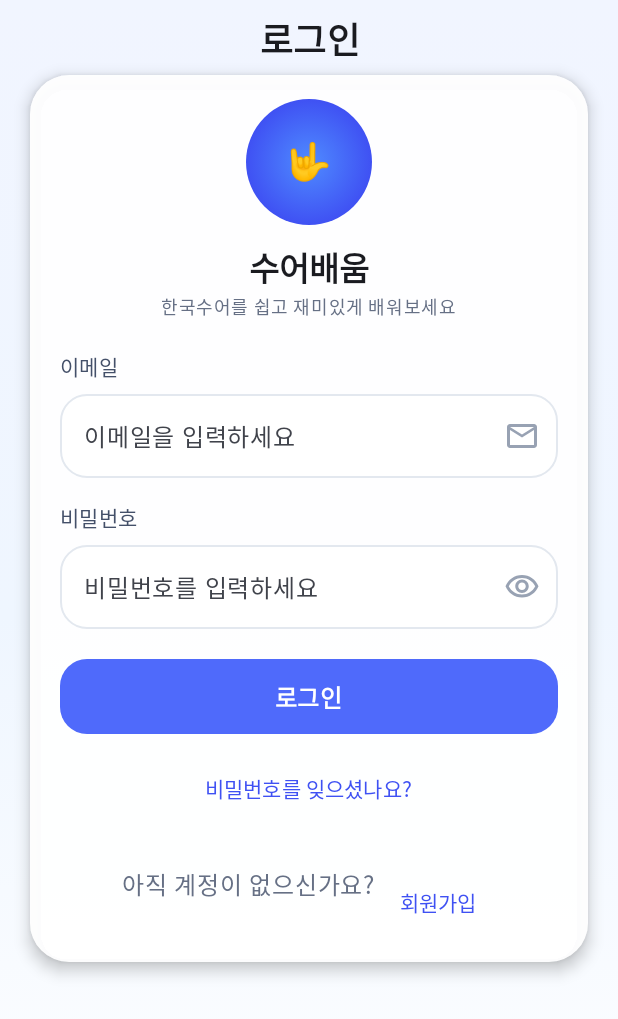
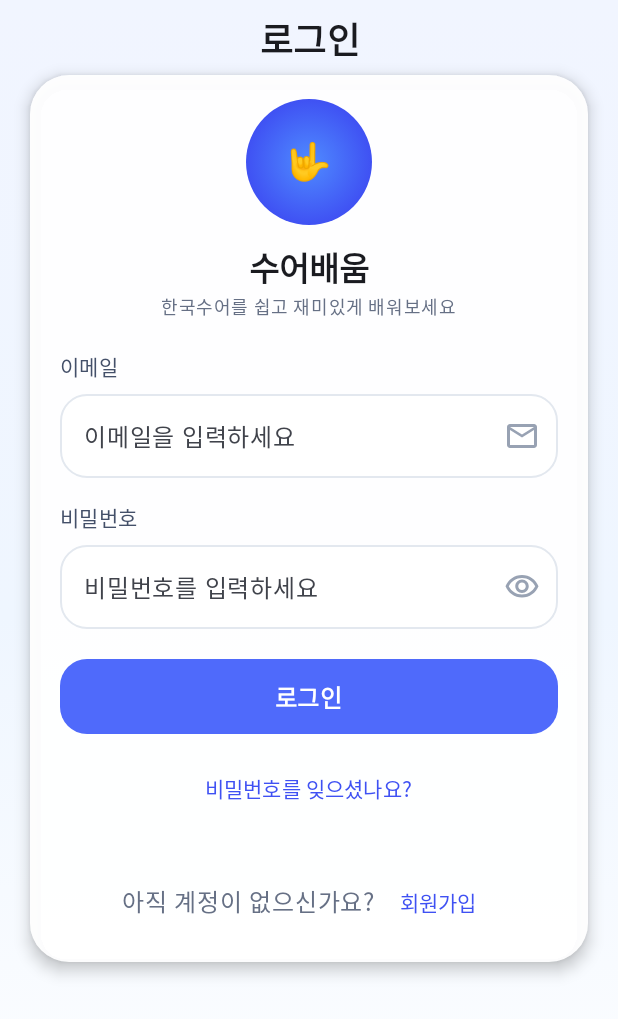
Before and after one commit to sugyo-pjt/SuGyo, an Android app built with Jetpack Compose: the screen it shows after launch (MainActivity), on a phone screen of 412 x 824 dp. Shown: the top 1019 px of the screen. Run offline under Robolectric (Android 15) with nearby library versions, the phone set to English and light mode, and no system bars.

Commit message:
[Fix] 로그인 화면 하단 네브바 숨김, ui 개선
- 하단 네브바 숨김
- 회원가입 버튼 베이스라인 정렬

```diff
--- a/app/src/main/java/com/ssafy/a602/MainScreen.kt
+++ b/app/src/main/java/com/ssafy/a602/MainScreen.kt
@@ -29,9 +29,13 @@ fun MainScreen() {
     }
 
 
-    // 홈화면이 아닐 때만 네비게이션 바 표시
-    val showBottomBar = currentRoute !in setOf(Screen.Login.route, Screen.Home.route)
-
+    // 로그인과 홈 화면에서는 네비게이션 바 숨김
+    val showBottomBar = when (currentRoute) {
+        "home" -> false
+        "login" -> false
+        null -> false
+        else -> true  // 다른 모든 화면에서는 네비게이션 바 표시
+    }
     // 탭 선택 시 해당 화면으로 이동 (Screen.kt의 route와 일치)
     val onTabSelected = { tab: BottomTab ->
         val route = when (tab) {
--- a/app/src/main/java/com/ssafy/a602/login/LoginScreen.kt
+++ b/app/src/main/java/com/ssafy/a602/login/LoginScreen.kt
@@ -344,11 +344,19 @@ private fun LoginForm(
             horizontalArrangement = Arrangement.Center,
             modifier = Modifier.fillMaxWidth()
         ) {
-            Text("아직 계정이 없으신가요? ", color = Color(0xFF667085))
-            TextButton(onClick = onSignup) {
+            Text(
+                "아직 계정이 없으신가요? ",
+                color = Color(0xFF667085),
+                modifier = Modifier.alignByBaseline()
+            )
+            TextButton(
+                onClick = onSignup,
+                modifier = Modifier.alignByBaseline()
+            ) {
                 Text("회원가입", color = Color(0xFF3F51F3))
             }
         }
+
     }
 }
 
```
Also changed, not shown: app/src/main/java/com/ssafy/a602/common/navigation/NavGraph.kt (+14 -28 lines).
